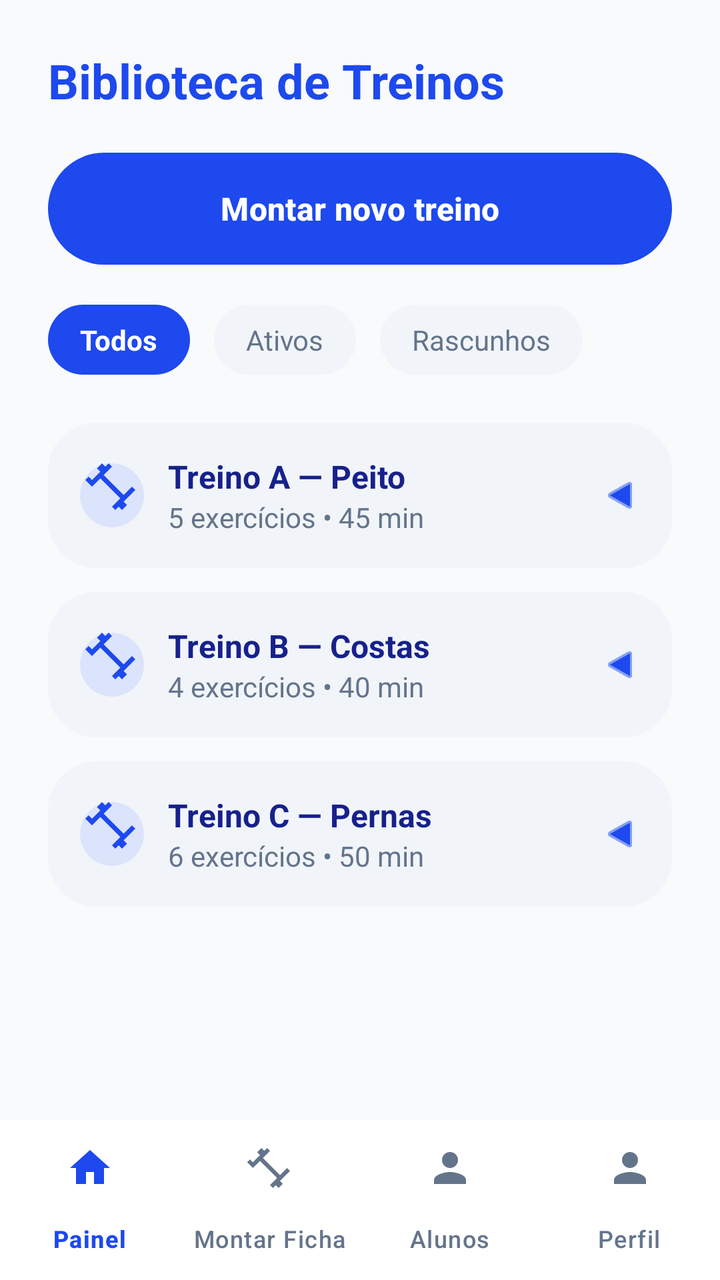
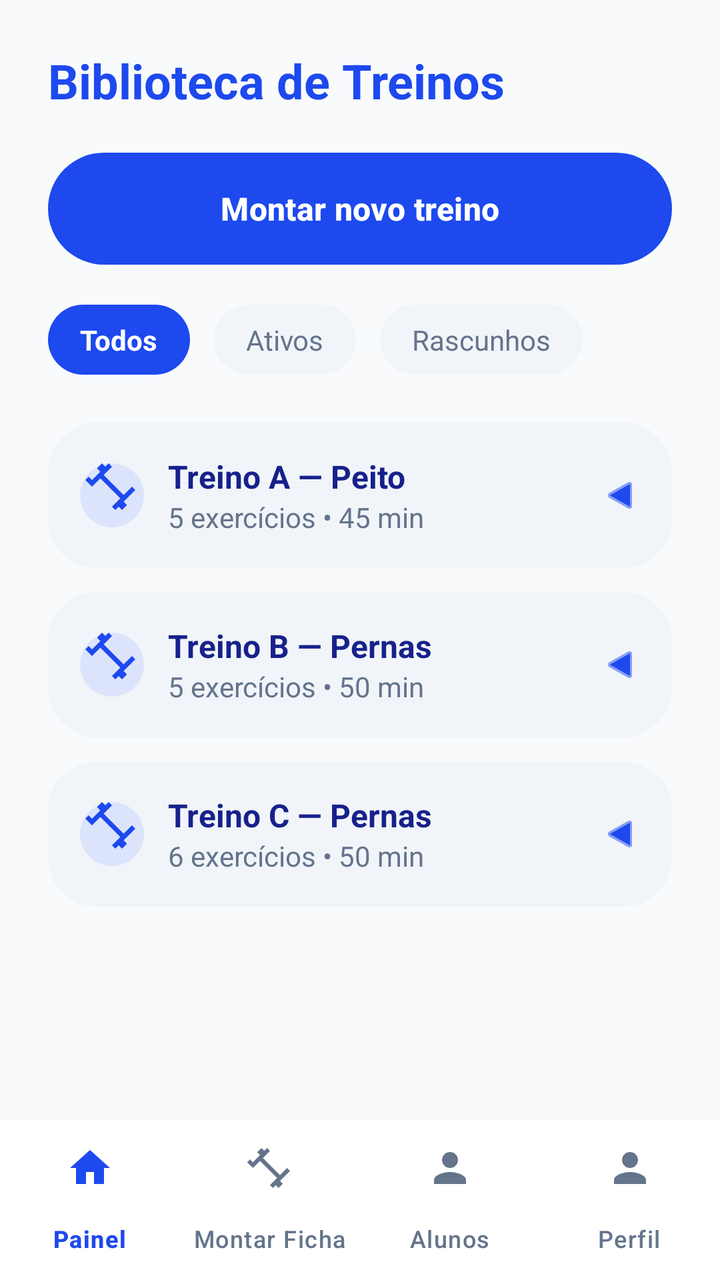

Before-and-after screenshots of an Android layout around one commit, followed by the original layout XML and the change that was made.
<!-- AndroidManifest.xml: application theme Theme.AcademiaUniforTelas1 -->
<!-- res/layout/activity_biblioteca_treinos_instrutor.xml -->
<?xml version="1.0" encoding="utf-8"?>
<androidx.constraintlayout.widget.ConstraintLayout xmlns:android="http://schemas.android.com/apk/res/android"
    xmlns:app="http://schemas.android.com/apk/res-auto"
    xmlns:tools="http://schemas.android.com/tools"
    android:layout_width="match_parent"
    android:layout_height="match_parent"
    android:fitsSystemWindows="true"
    android:background="@color/background_white">

    <ScrollView
        android:layout_width="match_parent"
        android:layout_height="0dp"
        android:fillViewport="true"
        app:layout_constraintBottom_toTopOf="@id/bottomNavInstrutor"
        app:layout_constraintTop_toTopOf="parent">

        <LinearLayout
            android:layout_width="match_parent"
            android:layout_height="wrap_content"
            android:orientation="vertical"
            android:paddingHorizontal="24dp"
            android:paddingTop="24dp">

            <TextView
                android:layout_width="wrap_content"
                android:layout_height="wrap_content"
                android:text="Biblioteca de Treinos"
                android:textColor="@color/primary_blue"
                android:textSize="24sp"
                android:textStyle="bold" />

            <Button
                android:id="@+id/btnMontarNovoTreino"
                android:layout_width="match_parent"
                android:layout_height="56dp"
                android:layout_marginTop="20dp"
                android:background="@drawable/bg_rounded_button"
                android:text="Montar novo treino"
                android:textAllCaps="false"
                android:textColor="@color/white"
                android:textSize="16sp"
                android:textStyle="bold" />

            
            <LinearLayout
                android:layout_width="match_parent"
                android:layout_height="wrap_content"
                android:layout_marginTop="20dp"
                android:orientation="horizontal">

                <TextView
                    android:layout_width="wrap_content"
                    android:layout_height="wrap_content"
                    android:background="@drawable/bg_pill_blue_solid"
                    android:text="Todos"
                    android:textColor="@color/white"
                    android:textSize="14sp"
                    android:textStyle="bold" />

                <TextView
                    android:layout_width="wrap_content"
                    android:layout_height="wrap_content"
                    android:layout_marginStart="12dp"
                    android:background="@drawable/bg_pill_gray"
                    android:text="Ativos"
                    android:textColor="@color/text_gray"
                    android:textSize="14sp" />

                <TextView
                    android:layout_width="wrap_content"
                    android:layout_height="wrap_content"
                    android:layout_marginStart="12dp"
                    android:background="@drawable/bg_pill_gray"
                    android:text="Rascunhos"
                    android:textColor="@color/text_gray"
                    android:textSize="14sp" />
            </LinearLayout>

            
            <LinearLayout
                android:layout_width="match_parent"
                android:layout_height="wrap_content"
                android:layout_marginTop="24dp"
                android:orientation="vertical">

                
                <RelativeLayout
                    android:layout_width="match_parent"
                    android:layout_height="wrap_content"
                    android:layout_marginBottom="12dp"
                    android:background="@drawable/bg_button_outline"
                    android:backgroundTint="#F1F5F9"
                    android:padding="16dp">

                    <View
                        android:id="@+id/iconA"
                        android:layout_width="32dp"
                        android:layout_height="32dp"
                        android:layout_centerVertical="true"
                        android:background="@drawable/shape_circle"
                        android:backgroundTint="#DCE4FC" />

                    <ImageView
                        android:layout_width="16dp"
                        android:layout_height="16dp"
                        android:layout_alignStart="@id/iconA"
                        android:layout_alignTop="@id/iconA"
                        android:layout_alignEnd="@id/iconA"
                        android:layout_alignBottom="@id/iconA"
                        android:padding="2dp"
                        android:src="@drawable/ic_fitness"
                        app:tint="@color/primary_blue" />

                    <LinearLayout
                        android:layout_width="wrap_content"
                        android:layout_height="wrap_content"
                        android:layout_centerVertical="true"
                        android:layout_marginStart="12dp"
                        android:layout_toEndOf="@id/iconA"
                        android:orientation="vertical">
                        <TextView
                            android:layout_width="wrap_content"
                            android:layout_height="wrap_content"
                            android:text="Treino A — Peito"
                            android:textColor="@color/dark_navy"
                            android:textSize="16sp"
                            android:textStyle="bold" />
                        <TextView
                            android:layout_width="wrap_content"
                            android:layout_height="wrap_content"
                            android:text="5 exercícios • 45 min"
                            android:textColor="@color/text_gray"
                            android:textSize="14sp" />
                    </LinearLayout>

                    <ImageView
                        android:layout_width="20dp"
                        android:layout_height="20dp"
                        android:layout_alignParentEnd="true"
                        android:layout_centerVertical="true"
                        android:src="@android:drawable/ic_media_play"
                        app:tint="@color/primary_blue"
                        android:rotation="180"/>
                </RelativeLayout>

                
                <RelativeLayout
                    android:layout_width="match_parent"
                    android:layout_height="wrap_content"
                    android:layout_marginBottom="12dp"
                    android:background="@drawable/bg_button_outline"
                    android:backgroundTint="#F1F5F9"
                    android:padding="16dp">

                    <View
                        android:id="@+id/iconB"
                        android:layout_width="32dp"
                        android:layout_height="32dp"
                        android:layout_centerVertical="true"
                        android:background="@drawable/shape_circle"
                        android:backgroundTint="#DCE4FC" />

                    <ImageView
                        android:layout_width="16dp"
                        android:layout_height="16dp"
                        android:layout_alignStart="@id/iconB"
                        android:layout_alignTop="@id/iconB"
                        android:layout_alignEnd="@id/iconB"
                        android:layout_alignBottom="@id/iconB"
                        android:padding="2dp"
                        android:src="@drawable/ic_fitness"
                        app:tint="@color/primary_blue" />

                    <LinearLayout
                        android:layout_width="wrap_content"
                        android:layout_height="wrap_content"
                        android:layout_centerVertical="true"
                        android:layout_marginStart="12dp"
                        android:layout_toEndOf="@id/iconB"
                        android:orientation="vertical">
                        <TextView
                            android:layout_width="wrap_content"
                            android:layout_height="wrap_content"
                            android:text="Treino B — Costas"
                            android:textColor="@color/dark_navy"
                            android:textSize="16sp"
                            android:textStyle="bold" />
                        <TextView
                            android:layout_width="wrap_content"
                            android:layout_height="wrap_content"
                            android:text="4 exercícios • 40 min"
                            android:textColor="@color/text_gray"
                            android:textSize="14sp" />
                    </LinearLayout>

                    <ImageView
                        android:layout_width="20dp"
                        android:layout_height="20dp"
                        android:layout_alignParentEnd="true"
                        android:layout_centerVertical="true"
                        android:src="@android:drawable/ic_media_play"
                        app:tint="@color/primary_blue"
                        android:rotation="180"/>
                </RelativeLayout>

                
                <RelativeLayout
                    android:layout_width="match_parent"
                    android:layout_height="wrap_content"
                    android:layout_marginBottom="24dp"
                    android:background="@drawable/bg_button_outline"
                    android:backgroundTint="#F1F5F9"
                    android:padding="16dp">

                    <View
                        android:id="@+id/iconC"
                        android:layout_width="32dp"
                        android:layout_height="32dp"
                        android:layout_centerVertical="true"
                        android:background="@drawable/shape_circle"
                        android:backgroundTint="#DCE4FC" />

                    <ImageView
                        android:layout_width="16dp"
                        android:layout_height="16dp"
                        android:layout_alignStart="@id/iconC"
                        android:layout_alignTop="@id/iconC"
                        android:layout_alignEnd="@id/iconC"
                        android:layout_alignBottom="@id/iconC"
                        android:padding="2dp"
                        android:src="@drawable/ic_fitness"
                        app:tint="@color/primary_blue" />

                    <LinearLayout
                        android:layout_width="wrap_content"
                        android:layout_height="wrap_content"
                        android:layout_centerVertical="true"
                        android:layout_marginStart="12dp"
                        android:layout_toEndOf="@id/iconC"
                        android:orientation="vertical">
                        <TextView
                            android:layout_width="wrap_content"
                            android:layout_height="wrap_content"
                            android:text="Treino C — Pernas"
                            android:textColor="@color/dark_navy"
                            android:textSize="16sp"
                            android:textStyle="bold" />
                        <TextView
                            android:layout_width="wrap_content"
                            android:layout_height="wrap_content"
                            android:text="6 exercícios • 50 min"
                            android:textColor="@color/text_gray"
                            android:textSize="14sp" />
                    </LinearLayout>

                    <ImageView
                        android:layout_width="20dp"
                        android:layout_height="20dp"
                        android:layout_alignParentEnd="true"
                        android:layout_centerVertical="true"
                        android:src="@android:drawable/ic_media_play"
                        app:tint="@color/primary_blue"
                        android:rotation="180"/>
                </RelativeLayout>

            </LinearLayout>
        </LinearLayout>
    </ScrollView>

    <com.google.android.material.bottomnavigation.BottomNavigationView
        android:id="@+id/bottomNavInstrutor"
        android:layout_width="match_parent"
        android:layout_height="wrap_content"
        android:background="#FFFFFF"
        app:elevation="12dp"
        app:itemIconTint="@color/nav_item_colors"
        app:itemTextColor="@color/nav_item_colors"
        app:labelVisibilityMode="labeled"
        app:layout_constraintBottom_toBottomOf="parent"
        app:menu="@menu/menu_bottom_nav_instrutor" />

</androidx.constraintlayout.widget.ConstraintLayout>
<!-- resources referenced by this layout -->
<resources>
  <color name="background_white">#F8FAFC</color>
  <color name="dark_navy">#17218B</color>
  <color name="primary_blue">#1D49EE</color>
  <color name="text_gray">#64748B</color>
  <color name="white">#FFFFFFFF</color>
  <!-- drawable bg_button_outline (drawable) -->
  <?xml version="1.0" encoding="utf-8"?>
  <shape xmlns:android="http://schemas.android.com/apk/res/android"
      android:shape="rectangle">
      <solid android:color="@color/white" />
      <stroke
          android:width="1dp"
          android:color="@color/primary_blue" />
      <corners android:radius="24dp" />
  </shape>
  <!-- drawable bg_pill_blue_solid (drawable) -->
  <?xml version="1.0" encoding="utf-8"?>
  <shape xmlns:android="http://schemas.android.com/apk/res/android"
      android:shape="rectangle">
      <solid android:color="@color/primary_blue" />
      <corners android:radius="28dp" />
      <padding android:left="16dp" android:right="16dp" android:top="8dp" android:bottom="8dp"/>
  </shape>
  <!-- drawable bg_pill_gray (drawable) -->
  <?xml version="1.0" encoding="utf-8"?>
  <shape xmlns:android="http://schemas.android.com/apk/res/android"
      android:shape="rectangle">
      <solid android:color="#F1F5F9" />
      <corners android:radius="28dp" />
      <padding android:left="16dp" android:right="16dp" android:top="8dp" android:bottom="8dp"/>
  </shape>
  <!-- drawable bg_rounded_button (drawable) -->
  <?xml version="1.0" encoding="utf-8"?>
  <shape xmlns:android="http://schemas.android.com/apk/res/android">
      <solid android:color="#2558F5" />
      <corners android:radius="28dp" />
  </shape>
  <!-- drawable ic_fitness (drawable) -->
  <vector xmlns:android="http://schemas.android.com/apk/res/android"
      android:width="24dp"
      android:height="24dp"
      android:viewportWidth="24"
      android:viewportHeight="24">
      <path
          android:fillColor="#2558F5"
          android:pathData="M20.57,14.86L22,13.43L20.57,12L17,15.57L8.43,7L12,3.43L10.57,2L9.14,3.43L7.71,2L5.57,4.14L7,5.57L3.43,9.14L2,7.71L0.57,9.14L2,10.57L3.43,12L7,8.43L15.57,17L12,20.57L13.43,22L14.86,20.57L16.29,22L18.43,19.86L17,18.43L20.57,14.86z" />
  </vector>
  <!-- drawable shape_circle (drawable) -->
  <?xml version="1.0" encoding="utf-8"?>
  <shape xmlns:android="http://schemas.android.com/apk/res/android"
      android:shape="oval">
      <solid android:color="@color/white" />
  </shape>
  <style name="Theme.AcademiaUniforTelas1" parent="Base.Theme.AcademiaUniforTelas1" />
  <style name="Base.Theme.AcademiaUniforTelas1" parent="Theme.Material3.DayNight.NoActionBar">
          <item name="colorPrimary">@color/primary_blue</item>
          <item name="colorAccent">@color/primary_blue</item>
          <item name="materialButtonStyle">@style/Widget.Material3.Button</item>
      </style>
</resources>

<!-- the commit's change to res/layout/activity_biblioteca_treinos_instrutor.xml (unified diff, before → after) -->
@@ -85,11 +85,14 @@
 
                 
                 <RelativeLayout
+                    android:id="@+id/cardTreinoA"
                     android:layout_width="match_parent"
                     android:layout_height="wrap_content"
                     android:layout_marginBottom="12dp"
                     android:background="@drawable/bg_button_outline"
                     android:backgroundTint="#F1F5F9"
+                    android:clickable="true"
+                    android:focusable="true"
                     android:padding="16dp">
 
                     <View
@@ -145,11 +148,14 @@
 
                 
                 <RelativeLayout
+                    android:id="@+id/cardTreinoB"
                     android:layout_width="match_parent"
                     android:layout_height="wrap_content"
                     android:layout_marginBottom="12dp"
                     android:background="@drawable/bg_button_outline"
                     android:backgroundTint="#F1F5F9"
+                    android:clickable="true"
+                    android:focusable="true"
                     android:padding="16dp">
 
                     <View
@@ -181,14 +187,14 @@
                         <TextView
                             android:layout_width="wrap_content"
                             android:layout_height="wrap_content"
-                            android:text="Treino B — Costas"
+                            android:text="Treino B — Pernas"
                             android:textColor="@color/dark_navy"
                             android:textSize="16sp"
                             android:textStyle="bold" />
                         <TextView
                             android:layout_width="wrap_content"
                             android:layout_height="wrap_content"
-                            android:text="4 exercícios • 40 min"
+                            android:text="5 exercícios • 50 min"
                             android:textColor="@color/text_gray"
                             android:textSize="14sp" />
                     </LinearLayout>
@@ -205,11 +211,14 @@
 
                 
                 <RelativeLayout
+                    android:id="@+id/cardTreinoC"
                     android:layout_width="match_parent"
                     android:layout_height="wrap_content"
                     android:layout_marginBottom="24dp"
                     android:background="@drawable/bg_button_outline"
                     android:backgroundTint="#F1F5F9"
+                    android:clickable="true"
+                    android:focusable="true"
                     android:padding="16dp">
 
                     <View
